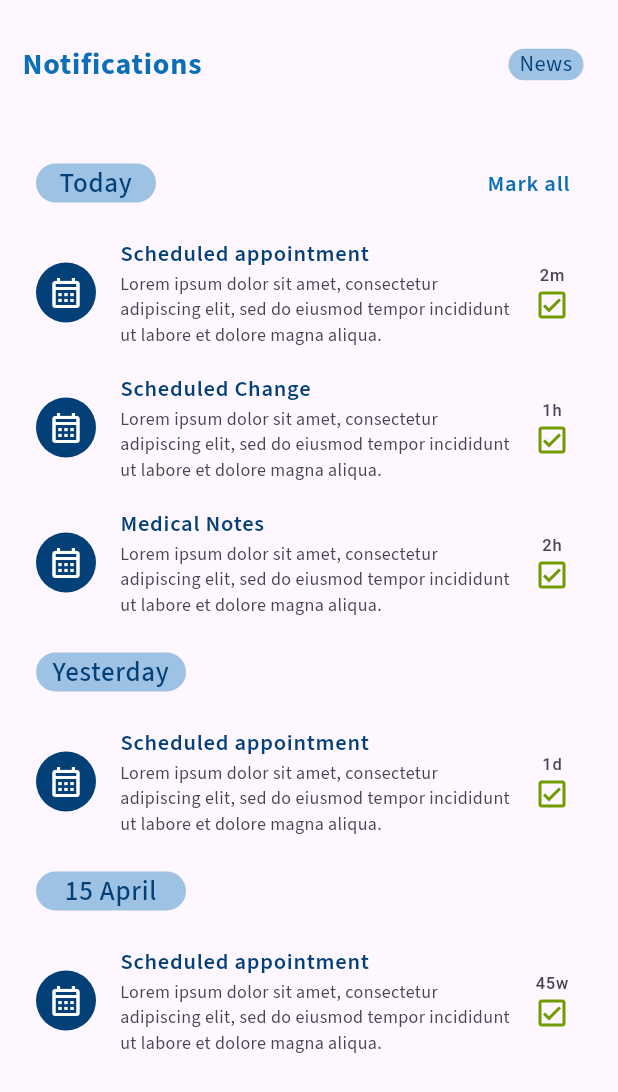
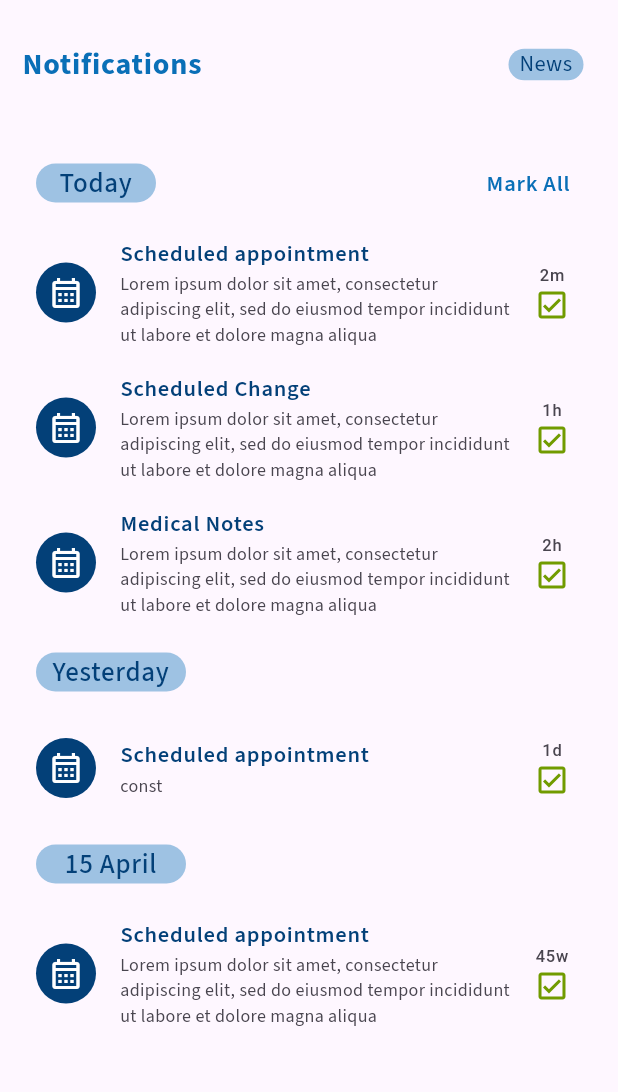
Before and after one commit to MariemBasily/Tash5esy, a Flutter app: the NotificationScreen screen opened directly, on a phone screen of 412 x 824 dp. Shown: the top 1092 px of the screen. Run offline on Flutter 3.47's test engine with Material 3 defaults, Android fonts, the phone set to English and light mode, and no system bars; our stand-ins replace easy_localization.

Commit message:
update localization

```diff
--- a/lib/core/components/bottom_navigation.dart
+++ b/lib/core/components/bottom_navigation.dart
@@ -1,3 +1,4 @@
+import 'package:easy_localization/easy_localization.dart';
 import 'package:flutter/material.dart';
 import 'package:tash5esy_app/core/style/colors.dart';
 import 'package:tash5esy_app/views/home_screen/home_screen.dart';
@@ -31,11 +32,11 @@ class _BottomNavigationState extends State<BottomNavigation> {
     return Scaffold(
       body: _screens.elementAt(_selectedIndex),
       bottomNavigationBar: BottomNavigationBar(
-      items: const <BottomNavigationBarItem>[
-        BottomNavigationBarItem(icon: Icon(Icons.home_rounded), label: "Home"),
+      items: <BottomNavigationBarItem>[
+        BottomNavigationBarItem(icon: const Icon(Icons.home_rounded), label: "home".tr()),
         BottomNavigationBarItem(
-            icon: Icon(Icons.notifications), label: "Notifications"),
-        BottomNavigationBarItem(icon: Icon(Icons.person), label: "Profile"),
+            icon: const Icon(Icons.notifications), label: "notifications".tr()),
+        BottomNavigationBarItem(icon: const Icon(Icons.person), label: "profile".tr()),
       ],
        onTap: _onItemTap,
       currentIndex: _selectedIndex,
--- a/lib/views/admin_verifiy/widgets/verify_card.dart
+++ b/lib/views/admin_verifiy/widgets/verify_card.dart
@@ -1,3 +1,4 @@
+import 'package:easy_localization/easy_localization.dart';
 import 'package:flutter/material.dart';
 import 'package:tash5esy_app/core/style/colors.dart';
 import 'package:tash5esy_app/views/admin_verifiy/widgets/verify_button.dart';
@@ -28,7 +29,7 @@ class VerifyCard extends StatelessWidget {
                       children: [
                         Text(
                           textAlign: TextAlign.center,
-                          "Your Identity is Verified by the Admins",
+                          "done_verfi".tr(),
                           style: TextStyle(
                               fontSize: 18,
                               fontWeight: FontWeight.bold,
--- a/lib/views/demo/widgets/demo_explain_card1.dart
+++ b/lib/views/demo/widgets/demo_explain_card1.dart
@@ -1,3 +1,4 @@
+import 'package:easy_localization/easy_localization.dart';
 import 'package:flutter/material.dart';
 import 'package:tash5esy_app/core/style/colors.dart';
 
@@ -54,8 +55,8 @@ class DemoExplainCard1 extends StatelessWidget {
           child: ElevatedButton(
             onPressed: onPress,
             style: ElevatedButton.styleFrom(backgroundColor: AppColors.primary),
-            child:const Text("Next",
-                style: TextStyle(
+            child: Text("next".tr(),
+                style: const TextStyle(
                     fontFamily: "SourceSans3",
                     fontSize: 15,
                     color: Colors.white,
--- a/lib/views/demo/widgets/demo_explain_card2.dart
+++ b/lib/views/demo/widgets/demo_explain_card2.dart
@@ -1,3 +1,4 @@
+import 'package:easy_localization/easy_localization.dart';
 import 'package:flutter/material.dart';
 import 'package:tash5esy_app/core/style/colors.dart';
 
@@ -56,8 +57,8 @@ class DemoExplainCard2 extends StatelessWidget {
           child: ElevatedButton(
             onPressed: onPress,
             style: ElevatedButton.styleFrom(backgroundColor: AppColors.primary),
-            child:const Text("Next",
-                style: TextStyle(
+            child: Text("next".tr(),
+                style: const TextStyle(
                     fontFamily: "SourceSans3",
                     fontSize: 15,
                     color: Colors.white,
--- a/lib/views/home_screen/widgets/search_bar.dart
+++ b/lib/views/home_screen/widgets/search_bar.dart
@@ -1,3 +1,4 @@
+import 'package:easy_localization/easy_localization.dart';
 import 'package:flutter/material.dart';
 import 'package:tash5esy_app/core/style/colors.dart';
 
@@ -20,7 +21,7 @@ class SimpleSearchBar extends StatelessWidget {
             Icon(Icons.search_rounded, color: AppColors.secondary, size: 20),
           const SizedBox(width: 8),
             Text(
-              "Search...",
+              "search".tr(),
               style: TextStyle(
                 fontSize: 15,
                 fontWeight: FontWeight.w400,
--- a/lib/views/notifications/widgets/another_notification.dart
+++ b/lib/views/notifications/widgets/another_notification.dart
@@ -1,3 +1,4 @@
+import 'package:easy_localization/easy_localization.dart';
 import 'package:flutter/material.dart';
 import 'package:tash5esy_app/core/style/colors.dart';
 
@@ -18,7 +19,7 @@ class AnotherNotification extends StatelessWidget {
                         shape: BoxShape.rectangle),
                     child: Text(
                       textAlign: TextAlign.center,
-                      "15 April",
+                      "15_April".tr(),
                       style: TextStyle(
                           fontFamily: "SourceSans3",
                           fontSize: 18,
@@ -42,7 +43,7 @@ class AnotherNotification extends StatelessWidget {
           const Icon(Icons.calendar_month_outlined,  color: Colors.white),
         ]),
           title: Text(
-            "Scheduled appointment",
+            "scheduled_appointment".tr(),
             style: TextStyle(
               fontFamily: "SourceSans3",
               fontSize: 15,
@@ -50,16 +51,16 @@ class AnotherNotification extends StatelessWidget {
               color: AppColors.primary
             ),
             ),
-            subtitle: const Text(
+            subtitle: Text(
               maxLines: 3,
               overflow: TextOverflow.ellipsis,
-              "Lorem ipsum dolor sit amet, consectetur adipiscing elit, sed do eiusmod tempor incididunt ut labore et dolore magna aliqua.",
-              style: TextStyle(fontFamily: "SourceSans3", fontSize: 12),
+              "lorem".tr(),
+              style: const TextStyle(fontFamily: "SourceSans3", fontSize: 12),
               ),
               trailing: Column(
                  mainAxisSize: MainAxisSize.min,
                 children: [
-                  const Text("45w"),
+                   Text("45w".tr()),
                   Icon(Icons.check_box_outlined, color: AppColors.green,)
                 ],
               ),
--- a/lib/views/notifications/widgets/noti_bar_widget.dart
+++ b/lib/views/notifications/widgets/noti_bar_widget.dart
@@ -1,3 +1,4 @@
+import 'package:easy_localization/easy_localization.dart';
 import 'package:flutter/material.dart';
 import 'package:tash5esy_app/core/style/colors.dart';
 
@@ -13,7 +14,7 @@ class NotiBarWidget extends StatelessWidget {
           contentPadding: const EdgeInsets.all(15),
           leading: Text(
             textAlign: TextAlign.center,
-            "Notifications",
+            "notifications".tr(),
             style: TextStyle(
                 fontFamily: "SourceSans3",
                 fontWeight: FontWeight.bold,
@@ -30,7 +31,7 @@ class NotiBarWidget extends StatelessWidget {
                       shape: BoxShape.rectangle),
                   child: Text(
                     textAlign: TextAlign.center,
-                    "News",
+                    "news".tr(),
                     style: TextStyle(
                         fontFamily: "SourceSans3",
                         fontSize: 15,
--- a/lib/views/notifications/widgets/notification-yesterday.dart
+++ b/lib/views/notifications/widgets/notification-yesterday.dart
@@ -1,3 +1,4 @@
+import 'package:easy_localization/easy_localization.dart';
 import 'package:flutter/material.dart';
 import 'package:tash5esy_app/core/style/colors.dart';
 
@@ -18,7 +19,7 @@ class NotificationYestedayWidget extends StatelessWidget {
                         shape: BoxShape.rectangle),
                     child: Text(
                       textAlign: TextAlign.center,
-                      "Yesterday",
+                      "yesterday".tr(),
                       style: TextStyle(
                           fontFamily: "SourceSans3",
                           fontSize: 18,
@@ -42,7 +43,7 @@ class NotificationYestedayWidget extends StatelessWidget {
           const Icon(Icons.calendar_month_outlined,  color: Colors.white),
         ]),
           title: Text(
-            "Scheduled appointment",
+            "scheduled_appointment".tr(),
             style: TextStyle(
               fontFamily: "SourceSans3",
               fontSize: 15,
@@ -50,16 +51,16 @@ class NotificationYestedayWidget extends StatelessWidget {
               color: AppColors.primary
             ),
             ),
-            subtitle: const Text(
+            subtitle: Text(
               maxLines: 3,
               overflow: TextOverflow.ellipsis,
-              "Lorem ipsum dolor sit amet, consectetur adipiscing elit, sed do eiusmod tempor incididunt ut labore et dolore magna aliqua.",
-              style: TextStyle(fontFamily: "SourceSans3", fontSize: 12),
+              "const ".tr(),
+              style: const TextStyle(fontFamily: "SourceSans3", fontSize: 12),
               ),
               trailing: Column(
                  mainAxisSize: MainAxisSize.min,
                 children: [
-                  const Text("1d"),
+                   Text("1d".tr()),
                   Icon(Icons.check_box_outlined, color: AppColors.green,)
                 ],
               ),
--- a/lib/views/notifications/widgets/notification_today_widget.dart
+++ b/lib/views/notifications/widgets/notification_today_widget.dart
@@ -1,3 +1,4 @@
+import 'package:easy_localization/easy_localization.dart';
 import 'package:flutter/material.dart';
 import 'package:tash5esy_app/core/style/colors.dart';
 
@@ -18,7 +19,7 @@ class NotificationTodayWidget extends StatelessWidget {
                         shape: BoxShape.rectangle),
                     child: Text(
                       textAlign: TextAlign.center,
-                      "Today",
+                      "today".tr(),
                       style: TextStyle(
                           fontFamily: "SourceSans3",
                           fontSize: 18,
@@ -27,7 +28,7 @@ class NotificationTodayWidget extends StatelessWidget {
                           ),
                     )),
                     trailing: Text(
-                      "Mark all",
+                      "mark_all".tr(),
                       style: TextStyle(
                         fontFamily: "SourceSans3",
                         fontSize: 15,
@@ -51,7 +52,7 @@ class NotificationTodayWidget extends StatelessWidget {
           const Icon(Icons.calendar_month_outlined,  color: Colors.white),
         ]),
           title: Text(
-            "Scheduled appointment",
+            "scheduled_appointment".tr(),
             style: TextStyle(
               fontFamily: "SourceSans3",
               fontSize: 15,
@@ -59,16 +60,16 @@ class NotificationTodayWidget extends StatelessWidget {
               color: AppColors.primary
             ),
             ),
-            subtitle: const Text(
+            subtitle: Text(
               maxLines: 3,
               overflow: TextOverflow.ellipsis,
-              "Lorem ipsum dolor sit amet, consectetur adipiscing elit, sed do eiusmod tempor incididunt ut labore et dolore magna aliqua.",
-              style: TextStyle(fontFamily: "SourceSans3", fontSize: 12),
+              "lorem".tr(),
+              style: const TextStyle(fontFamily: "SourceSans3", fontSize: 12),
               ),
               trailing: Column(
                  mainAxisSize: MainAxisSize.min,
                 children: [
-                  const Text("2m"),
+                  Text("2m".tr()),
                   Icon(Icons.check_box_outlined, color: AppColors.green,)
                 ],
               ),
@@ -88,7 +89,7 @@ class NotificationTodayWidget extends StatelessWidget {
           const Icon(Icons.calendar_month_outlined,  color: Colors.white),
         ]),
           title: Text(
-            "Scheduled Change",
+            "scheduled_change".tr(),
             style: TextStyle(
               fontFamily: "SourceSans3",
               fontSize: 15,
@@ -96,16 +97,16 @@ class NotificationTodayWidget extends StatelessWidget {
               color: AppColors.primary
             ),
             ),
-            subtitle: const Text(
+            subtitle:  Text(
               maxLines: 3,
               overflow: TextOverflow.ellipsis,
-              "Lorem ipsum dolor sit amet, consectetur adipiscing elit, sed do eiusmod tempor incididunt ut labore et dolore magna aliqua.",
-              style: TextStyle(fontFamily: "SourceSans3", fontSize: 12),
+              "lorem".tr(),
+              style: const TextStyle(fontFamily: "SourceSans3", fontSize: 12),
               ),
               trailing: Column(
                  mainAxisSize: MainAxisSize.min,
                 children: [
-                  const Text("1h"),
+                   Text("1h".tr()),
                   Icon(Icons.check_box_outlined, color: AppColors.green,)
                 ],
               ),
@@ -125,7 +126,7 @@ class NotificationTodayWidget extends StatelessWidget {
           const Icon(Icons.calendar_month_outlined,  color: Colors.white),
         ]),
           title: Text(
-            "Medical Notes",
+            "medical_notes".tr(),
             style: TextStyle(
               fontFamily: "SourceSans3",
               fontSize: 15,
@@ -133,16 +134,16 @@ class NotificationTodayWidget extends StatelessWidget {
               color: AppColors.primary
             ),
             ),
-            subtitle: const Text(
+            subtitle: Text(
               maxLines: 3,
               overflow: TextOverflow.ellipsis,
-              "Lorem ipsum dolor sit amet, consectetur adipiscing elit, sed do eiusmod tempor incididunt ut labore et dolore magna aliqua.",
-              style: TextStyle(fontFamily: "SourceSans3", fontSize: 12),
+              "lorem".tr(),
+              style: const TextStyle(fontFamily: "SourceSans3", fontSize: 12),
               ),
               trailing: Column(
                  mainAxisSize: MainAxisSize.min,
                 children: [
-                  const Text("2h"),
+                   Text("2h".tr()),
                   Icon(Icons.check_box_outlined, color: AppColors.green,)
                 ],
               ),
```
Also changed, not shown: assets/translation/ar.json (+36 -1 lines), assets/translation/en.json (+32 -1 lines), lib/views/admin_verifiy/widgets/verify_button.dart (+4 -3 lines), lib/views/demo/demo_screen.dart (+4 -3 lines), lib/views/demo/demo_screen_2.dart (+4 -3 lines), lib/views/demo/demo_screen_3.dart (+4 -3 lines), lib/views/demo/widgets/demo_explain_card3.dart (+4 -3 lines), lib/views/home_screen/home_screen.dart (+4 -3 lines), lib/views/home_screen/widgets/home_container.dart (+6 -5 lines), lib/views/home_screen_locked/widgets/waiting_card.dart (+4 -3 lines).
